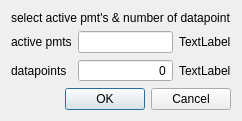
The window that TildaHost/source/Interface/SimpleCounter/Ui_Simp_Count_Dial.ui (lasersphere/Tilda) describes before a commit, drawn with Qt 5.
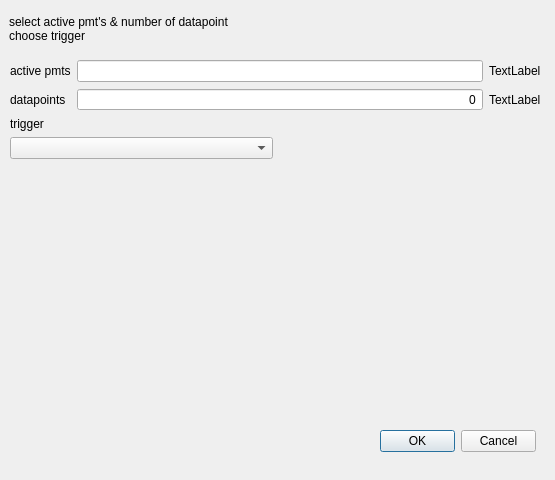
The same window after the commit.

Commit message: Worked on UI: * included DropDown for triggerSelection * depending on selected Trigger, trigger-Parameter menue is shown

Diff of the .ui file:
```diff
--- a/TildaHost/source/Interface/SimpleCounter/Ui_Simp_Count_Dial.ui
+++ b/TildaHost/source/Interface/SimpleCounter/Ui_Simp_Count_Dial.ui
@@ -6,8 +6,8 @@
    <rect>
     <x>0</x>
     <y>0</y>
-    <width>234</width>
-    <height>114</height>
+    <width>555</width>
+    <height>480</height>
    </rect>
   </property>
   <property name="windowTitle">
@@ -16,14 +16,51 @@
   <property name="locale">
    <locale language="English" country="UnitedStates"/>
   </property>
-  <layout class="QVBoxLayout" name="verticalLayout">
-   <item>
     <widget class="QLabel" name="label_5">
+   <property name="enabled">
+    <bool>true</bool>
+   </property>
+   <property name="geometry">
+    <rect>
+     <x>9</x>
+     <y>9</y>
+     <width>541</width>
+     <height>41</height>
+    </rect>
+   </property>
      <property name="text">
-      <string>select active pmt's &amp; number of datapoint</string>
-     </property>
-    </widget>
-   </item>
+    <string>&lt;html&gt;&lt;head/&gt;&lt;body&gt;&lt;p&gt;select active pmt's &amp;amp; number of datapoint&lt;br/&gt;choose trigger&lt;/p&gt;&lt;/body&gt;&lt;/html&gt;</string>
+   </property>
+  </widget>
+  <widget class="QDialogButtonBox" name="buttonBox">
+   <property name="geometry">
+    <rect>
+     <x>380</x>
+     <y>430</y>
+     <width>156</width>
+     <height>23</height>
+    </rect>
+   </property>
+   <property name="orientation">
+    <enum>Qt::Horizontal</enum>
+   </property>
+   <property name="standardButtons">
+    <set>QDialogButtonBox::Cancel|QDialogButtonBox::Ok</set>
+   </property>
+  </widget>
+  <widget class="QWidget" name="">
+   <property name="geometry">
+    <rect>
+     <x>10</x>
+     <y>60</y>
+     <width>531</width>
+     <height>191</height>
+    </rect>
+   </property>
+   <layout class="QVBoxLayout" name="verticalLayout">
+    <property name="sizeConstraint">
+     <enum>QLayout::SetNoConstraint</enum>
+    </property>
    <item>
     <layout class="QGridLayout" name="gridLayout">
      <item row="2" column="0">
@@ -80,16 +117,74 @@
     </layout>
    </item>
    <item>
-    <widget class="QDialogButtonBox" name="buttonBox">
+     <layout class="QHBoxLayout" name="horizontalLayout_trigger">
+      <item>
+       <layout class="QVBoxLayout" name="verticalLayout_triggerSelect">
+        <item>
+         <widget class="QLabel" name="label">
+          <property name="text">
+           <string>trigger</string>
+          </property>
+         </widget>
+        </item>
+        <item>
+         <widget class="QComboBox" name="comboBox_triggerSelect"/>
+        </item>
+        <item>
+         <spacer name="verticalSpacer">
      <property name="orientation">
-      <enum>Qt::Horizontal</enum>
-     </property>
-     <property name="standardButtons">
-      <set>QDialogButtonBox::Cancel|QDialogButtonBox::Ok</set>
-     </property>
-    </widget>
-   </item>
-  </layout>
+           <enum>Qt::Vertical</enum>
+          </property>
+          <property name="sizeHint" stdset="0">
+           <size>
+            <width>20</width>
+            <height>40</height>
+           </size>
+          </property>
+         </spacer>
+        </item>
+       </layout>
+      </item>
+      <item>
+       <layout class="QVBoxLayout" name="verticalLayout_trigger">
+        <item>
+         <widget class="QWidget" name="widget_trigger_place_holder" native="true"/>
+        </item>
+        <item>
+         <spacer name="verticalSpacer_2">
+          <property name="orientation">
+           <enum>Qt::Vertical</enum>
+          </property>
+          <property name="sizeHint" stdset="0">
+           <size>
+            <width>20</width>
+            <height>40</height>
+           </size>
+          </property>
+         </spacer>
+        </item>
+       </layout>
+      </item>
+     </layout>
+    </item>
+    <item>
+     <spacer name="verticalSpacer_3">
+      <property name="orientation">
+       <enum>Qt::Vertical</enum>
+      </property>
+      <property name="sizeHint" stdset="0">
+       <size>
+        <width>20</width>
+        <height>40</height>
+       </size>
+      </property>
+     </spacer>
+    </item>
+    <item>
+     <widget class="QWidget" name="widget_timeGate_place_holder" native="true"/>
+    </item>
+   </layout>
+  </widget>
  </widget>
  <resources/>
  <connections>
```
Left out of the diff: 42 changed lines with no effect on the pictures. Lines whose indentation alone changed are shown as unchanged. The commit also changes 6 other files.
